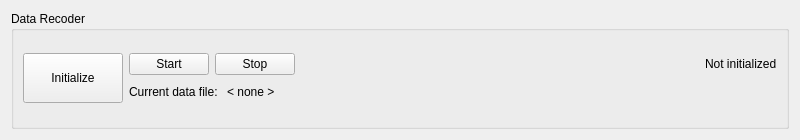
This is modules/datarecorder/widget/datarecorder.ui in tud-hri/joan as Qt 5 draws it before an edit. The edited form follows.
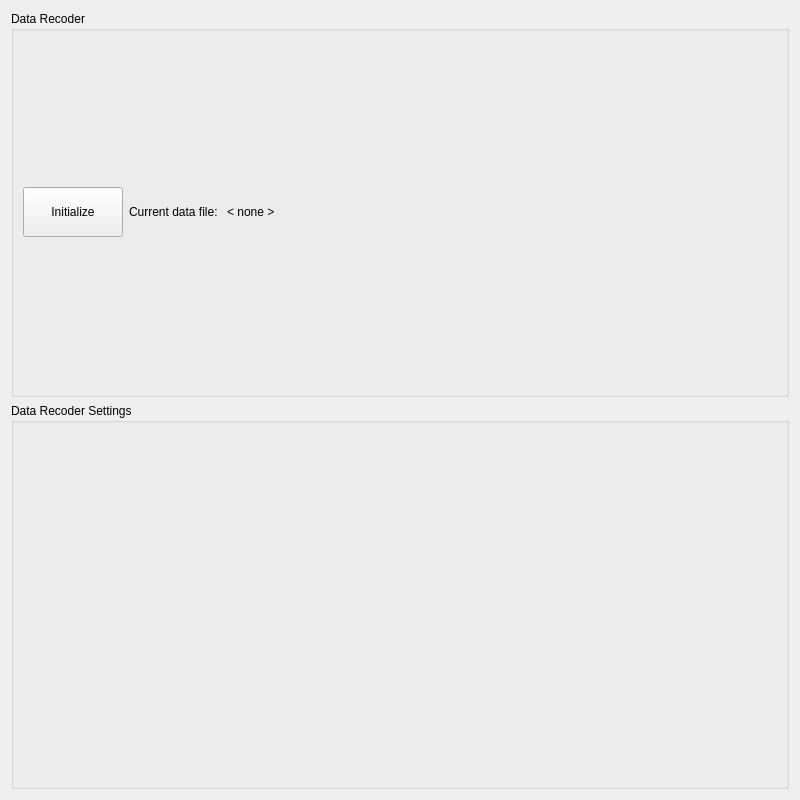
This is the edited form.

Commit message: fine-tuning datarecorder

Diff of the .ui file:
```diff
--- a/modules/datarecorder/widget/datarecorder.ui
+++ b/modules/datarecorder/widget/datarecorder.ui
@@ -7,19 +7,20 @@
     <x>0</x>
     <y>0</y>
     <width>800</width>
-    <height>140</height>
+                <height>800</height>
    </rect>
   </property>
   <property name="minimumSize">
    <size>
     <width>0</width>
-    <height>100</height>
+                <height>600</height>
    </size>
   </property>
   <property name="windowTitle">
    <string>Data Recorder</string>
   </property>
-  <layout class="QHBoxLayout" name="horizontalLayout">
+        
+        <layout class="QVBoxLayout" name="verticalLayout_0">
    <item>
     <widget class="QGroupBox" name="grpBoxDataRecorder">
      <property name="title">
@@ -27,19 +28,8 @@
      </property>
      <layout class="QGridLayout" name="gridLayout_2">
       <item row="0" column="3">
-       <layout class="QVBoxLayout" name="verticalLayout_items">
-       </layout>
-      </item>      
-      <item row="0" column="4">
        <layout class="QVBoxLayout" name="verticalLayout_2">
-        <item alignment="Qt::AlignRight">
-         <widget class="QLabel" name="lblStatusRecorder">
-          <property name="text">
-           <string>Not initialized</string>
-          </property>
-         </widget>
-        </item>
-        <item alignment="Qt::AlignRight|Qt::AlignTop">
+                                <item alignment="Qt::AlignRight|Qt::AlignCenter">
          <widget class="QLabel" name="lblMessageRecorder">
           <property name="text">
            <string>&lt;Message&gt;</string>
@@ -49,26 +39,6 @@
        </layout>
       </item>
       <item row="0" column="1">
-       <layout class="QVBoxLayout" name="verticalLayout">
-        <item>
-         <layout class="QHBoxLayout" name="horizontalLayout_2">
-          <item>
-           <widget class="QPushButton" name="btnStartRecorder">
-            <property name="text">
-             <string>Start</string>
-            </property>
-           </widget>
-          </item>
-          <item>
-           <widget class="QPushButton" name="btnStopRecorder">
-            <property name="text">
-             <string>Stop</string>
-            </property>
-           </widget>
-          </item>
-         </layout>
-        </item>
-        <item>
          <layout class="QHBoxLayout" name="horizontalLayout_3">
           <item>
            <widget class="QLabel" name="lblCurrentDataFile">
@@ -86,8 +56,6 @@
           </item>
          </layout>
         </item>
-       </layout>
-      </item>
       <item row="0" column="0">
        <widget class="QPushButton" name="btnInitialize">
         <property name="minimumSize">
@@ -117,6 +85,21 @@
      </layout>
     </widget>
    </item>
+
+            <item>
+                <widget class="QGroupBox" name="grpBoxDataRecorderSettings">
+                    <property name="title">
+                        <string>Data Recoder Settings</string>
+                    </property>
+
+                        <layout class="QVBoxLayout" name="verticalLayout_items">
+                        </layout>
+   
+                </widget>
+            </item>
+
+
+
   </layout>
  </widget>
  <resources/>
```
Lines whose indentation alone changed are shown as unchanged. The commit also changes 4 other files.
